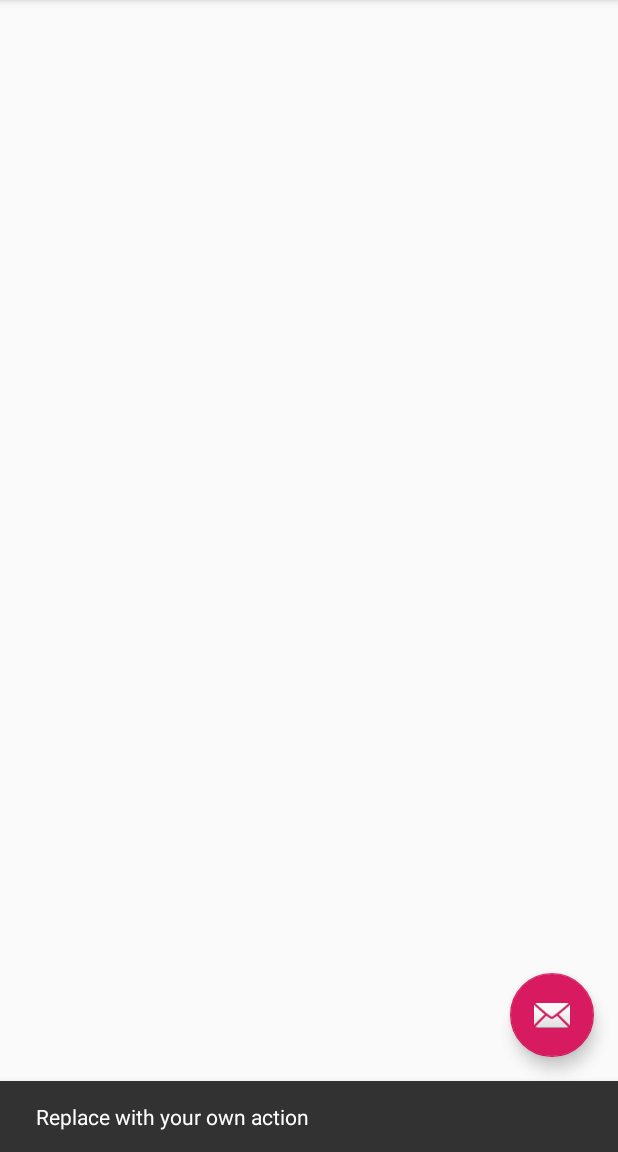
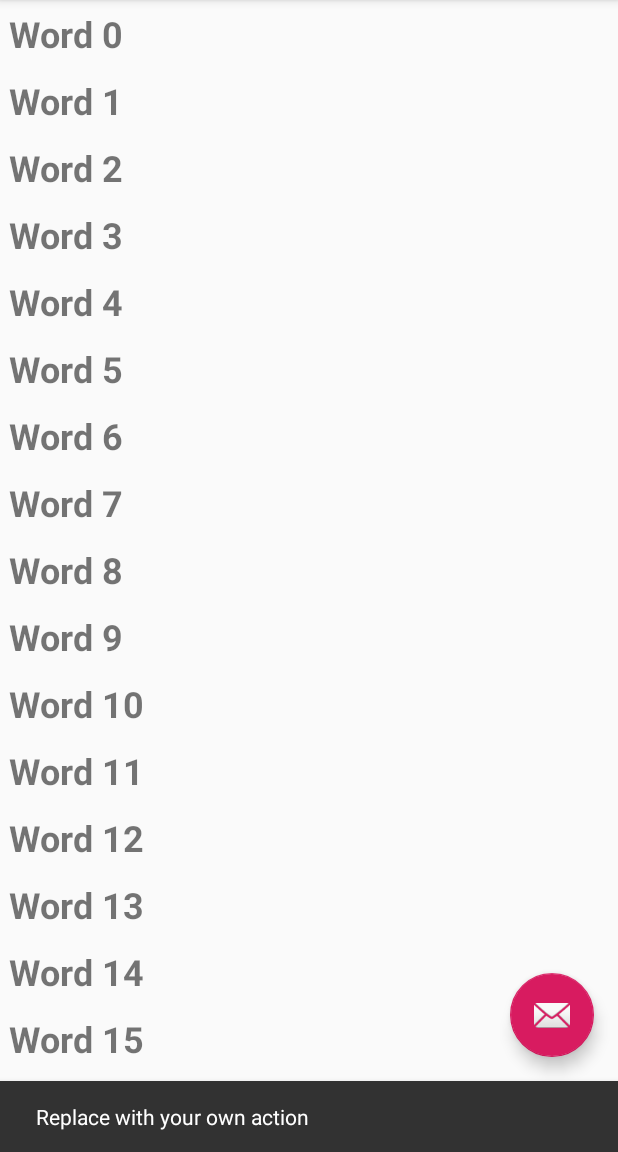
Before and after one commit to Yunji-Leo/AndroidCodelabs, an Android app: the screen it shows after launch (MainActivity), after a tap on an icon or button, on a phone screen of 412 x 824 dp, the part 84-1236 px from its top. Run offline under Robolectric (Android 15) with nearby library versions, the phone set to English and light mode, and no system bars.

Commit message:
word list adapter

```diff
--- a/RecyclerView/app/src/main/java/com/example/recyclerview/MainActivity.java
+++ b/RecyclerView/app/src/main/java/com/example/recyclerview/MainActivity.java
@@ -7,6 +7,8 @@ import com.google.android.material.snackbar.Snackbar;
 
 import androidx.appcompat.app.AppCompatActivity;
 import androidx.appcompat.widget.Toolbar;
+import androidx.recyclerview.widget.LinearLayoutManager;
+import androidx.recyclerview.widget.RecyclerView;
 
 import android.view.View;
 import android.view.Menu;
@@ -17,6 +19,8 @@ import java.util.LinkedList;
 public class MainActivity extends AppCompatActivity {
 
     private final LinkedList<String> mWordList = new LinkedList<>();
+    private RecyclerView mRecyclerView;
+    private WordListAdapter mAdapter;
 
     @Override
     protected void onCreate(Bundle savedInstanceState) {
@@ -37,6 +41,11 @@ public class MainActivity extends AppCompatActivity {
         for (int i = 0; i<20; i++){
             mWordList.addLast("Word "+i);
         }
+
+        mRecyclerView = findViewById(R.id.recyclerview);
+        mAdapter = new WordListAdapter(this, mWordList);
+        mRecyclerView.setAdapter(mAdapter);
+        mRecyclerView.setLayoutManager(new LinearLayoutManager(this));
     }
 
     @Override
--- /dev/null
+++ b/RecyclerView/app/src/main/java/com/example/recyclerview/WordListAdapter.java
@@ -0,0 +1,52 @@
+package com.example.recyclerview;
+
+import android.content.Context;
+import android.view.LayoutInflater;
+import android.view.View;
+import android.view.ViewGroup;
+import android.widget.TextView;
+
+import androidx.annotation.NonNull;
+import androidx.recyclerview.widget.RecyclerView;
+
+import java.util.LinkedList;
+
+public class WordListAdapter extends RecyclerView.Adapter<WordListAdapter.WordViewHolder> {
+
+    class WordViewHolder extends RecyclerView.ViewHolder{
+        public final TextView wordItemView;
+        final WordListAdapter mAdapter;
+
+        public WordViewHolder(View itemView, WordListAdapter adapter){
+            super(itemView);
+            wordItemView = itemView.findViewById(R.id.word);
+            this.mAdapter = adapter;
+        }
+    }
+
+    private final LinkedList<String> mWordList;
+    private LayoutInflater mInflater;
+
+    public WordListAdapter(Context context, LinkedList<String> wordList){
+        mInflater = LayoutInflater.from(context);
+        this.mWordList = wordList;
+    }
+
+    @NonNull
+    @Override
+    public WordListAdapter.WordViewHolder onCreateViewHolder(@NonNull ViewGroup parent, int viewType) {
+        View mItemView = mInflater.inflate(R.layout.wordlist_item, parent, false);
+        return new WordViewHolder(mItemView, this);
+    }
+
+    @Override
+    public void onBindViewHolder(@NonNull WordListAdapter.WordViewHolder holder, int position) {
+        String mCurrent = mWordList.get(position);
+        holder.wordItemView.setText(mCurrent);
+    }
+
+    @Override
+    public int getItemCount() {
+        return mWordList.size();
+    }
+}
--- a/RecyclerView/app/src/main/res/layout/content_main.xml
+++ b/RecyclerView/app/src/main/res/layout/content_main.xml
@@ -8,10 +8,10 @@
     tools:context=".MainActivity"
     tools:showIn="@layout/activity_main">
 
-    <android.support.v7.widget.RecyclerView
+    <androidx.recyclerview.widget.RecyclerView
         android:id="@+id/recyclerview"
         android:layout_width="match_parent"
         android:layout_height="match_parent">
-    </android.support.v7.widget.RecyclerView>
+    </androidx.recyclerview.widget.RecyclerView>
 
 </androidx.constraintlayout.widget.ConstraintLayout>
```
